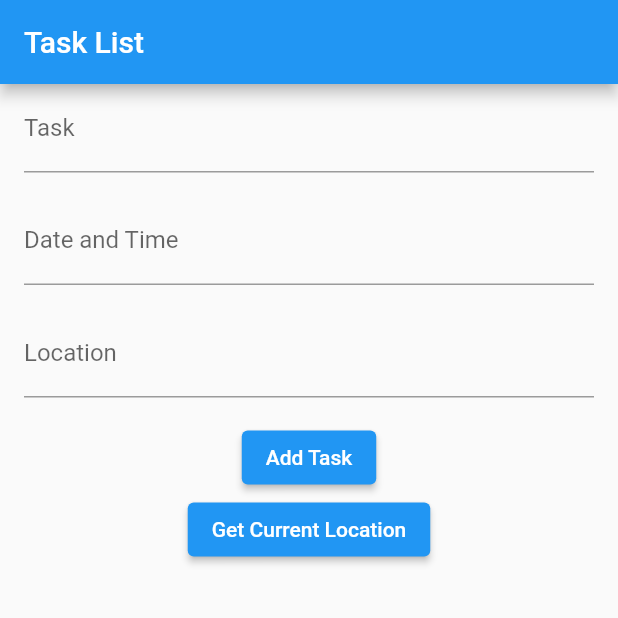
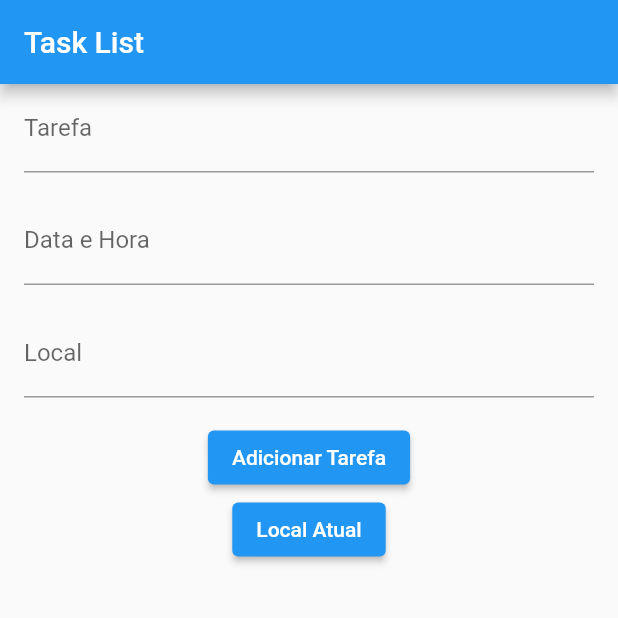
Before and after one commit to liercesantos/influtter, a Flutter app: the screen it shows after launch, on a phone screen of 412 x 824 dp, the top half of it. Run offline on Flutter 3.47's test engine with Material 2 defaults, Android fonts, the phone set to English and light mode, and no system bars; our stand-ins replace geocoding, geolocator.

```diff
--- a/lib/task_manager/task_creator.dart
+++ b/lib/task_manager/task_creator.dart
@@ -1,6 +1,7 @@
 import 'package:flutter/material.dart';
 import 'package:intl/intl.dart';
 import 'package:geolocator/geolocator.dart';
+import 'package:geocoding/geocoding.dart';
 
 import '../models/task.dart';
 
@@ -45,6 +46,8 @@ class TaskCreationScreen extends StatelessWidget {
 
     Future<Position?> _getCurrentLocation() async {
       Position position;
+      String _location = 'N/E';
+
       try {
         LocationPermission permission = await Geolocator.requestPermission();
         if (permission == LocationPermission.denied) {
@@ -52,12 +55,23 @@ class TaskCreationScreen extends StatelessWidget {
         }
 
         position = await Geolocator.getCurrentPosition();
+
+        List<Placemark> placemarks = await placemarkFromCoordinates(
+          position.latitude,
+          position.longitude,
+        );
+
+        if (placemarks.isNotEmpty) {
+          print(placemarks);
+          _location =
+              '${placemarks[0].subAdministrativeArea}, ${placemarks[0].administrativeArea}';
+        }
       } catch (e) {
         print('Erro ao obter a localização: $e');
         return null;
       }
 
-      _locationController.text = '${position.latitude}, ${position.longitude}';
+      _locationController.text = _location;
 
       return position;
     }
@@ -85,7 +99,7 @@ class TaskCreationScreen extends StatelessWidget {
           TextField(
             controller: _nameController,
             decoration: InputDecoration(
-              labelText: 'Task',
+              labelText: 'Tarefa',
             ),
           ),
           SizedBox(height: 16.0),
@@ -96,23 +110,23 @@ class TaskCreationScreen extends StatelessWidget {
             },
             readOnly: true,
             decoration: InputDecoration(
-              labelText: 'Date and Time',
+              labelText: 'Data e Hora',
             ),
           ),
           SizedBox(height: 16.0),
           TextField(
             controller: _locationController,
             decoration: InputDecoration(
-              labelText: 'Location',
+              labelText: 'Local',
             ),
           ),
           SizedBox(height: 16.0),
           ElevatedButton(
-            child: Text('Add Task'),
+            child: Text('Adicionar Tarefa'),
             onPressed: _addTask,
           ),
           ElevatedButton(
-            child: Text('Get Current Location'),
+            child: Text('Local Atual'),
             onPressed: _getCurrentLocation,
           ),
         ],
--- a/lib/task_manager/task_list.dart
+++ b/lib/task_manager/task_list.dart
@@ -32,8 +32,8 @@ class _TaskListScreenState extends State<TaskListScreen> {
             subtitle: Column(
               crossAxisAlignment: CrossAxisAlignment.start,
               children: [
-                Text('Date and Time: ${task.dateTime}'),
-                Text('Location: ${task.location}'),
+                Text('Data e Hora: ${task.dateTime}'),
+                Text('Local: ${task.location}'),
               ],
             ),
             trailing: IconButton(
--- a/lib/task_manager/task_screen.dart
+++ b/lib/task_manager/task_screen.dart
@@ -24,6 +24,27 @@ class _TaskScreenState extends State<TaskScreen> {
     String name = _nameController.text;
     String dateTime = _dateTimeController.text;
     String location = _locationController.text;
+
+    if (name.isEmpty || dateTime.isEmpty || location.isEmpty) {
+      showDialog(
+        context: context,
+        builder: (BuildContext context) {
+          return AlertDialog(
+            title: Text('Erro'),
+            content: Text('Por favor, preencha todos os campos obrigatórios.'),
+            actions: <Widget>[
+              TextButton(
+                child: Text('OK'),
+                onPressed: () {
+                  Navigator.of(context).pop();
+                },
+              ),
+            ],
+          );
+        },
+      );
+      return;
+    }
 
     setState(() {
       if (_editingIndex != -1) {
@@ -54,6 +75,27 @@ class _TaskScreenState extends State<TaskScreen> {
     _nameController.text = task.name;
     _dateTimeController.text = task.dateTime;
     _locationController.text = task.location;
+
+    if (task.name.isEmpty || task.dateTime.isEmpty || task.location.isEmpty) {
+      showDialog(
+        context: context,
+        builder: (BuildContext context) {
+          return AlertDialog(
+            title: Text('Erro'),
+            content: Text('Por favor, preencha todos os campos obrigatórios.'),
+            actions: <Widget>[
+              TextButton(
+                child: Text('OK'),
+                onPressed: () {
+                  Navigator.of(context).pop();
+                },
+              ),
+            ],
+          );
+        },
+      );
+      return;
+    }
 
     setState(() {
       _editingIndex = index;
@@ -141,7 +183,7 @@ class _TaskScreenState extends State<TaskScreen> {
             TextField(
               controller: _nameController,
               decoration: InputDecoration(
-                labelText: 'Task',
+                labelText: 'Tarefa',
               ),
             ),
             SizedBox(height: 16.0),
@@ -152,23 +194,25 @@ class _TaskScreenState extends State<TaskScreen> {
               },
               readOnly: true,
               decoration: InputDecoration(
-                labelText: 'Date and Time',
+                labelText: 'Data e Hora',
               ),
             ),
             SizedBox(height: 16.0),
             TextField(
               controller: _locationController,
               decoration: InputDecoration(
-                labelText: 'Location',
+                labelText: 'Local',
               ),
             ),
             SizedBox(height: 16.0),
             ElevatedButton(
-              child: Text(_editingIndex != -1 ? 'Update Task' : 'Add Task'),
+              child: Text(_editingIndex != -1
+                  ? 'Atualizar Tarefa'
+                  : 'Adicionar Tarefa'),
               onPressed: _addTask,
             ),
             ElevatedButton(
-              child: Text('Get Current Location'),
+              child: Text('Local Atual'),
               onPressed: _getCurrentLocation,
             ),
             Expanded(
@@ -181,8 +225,8 @@ class _TaskScreenState extends State<TaskScreen> {
                     subtitle: Column(
                       crossAxisAlignment: CrossAxisAlignment.start,
                       children: [
-                        Text('Date and Time: ${task.dateTime}'),
-                        Text('Location: ${task.location}'),
+                        Text('Data e Hora: ${task.dateTime}'),
+                        Text('Local: ${task.location}'),
                       ],
                     ),
                     trailing: Row(
```
